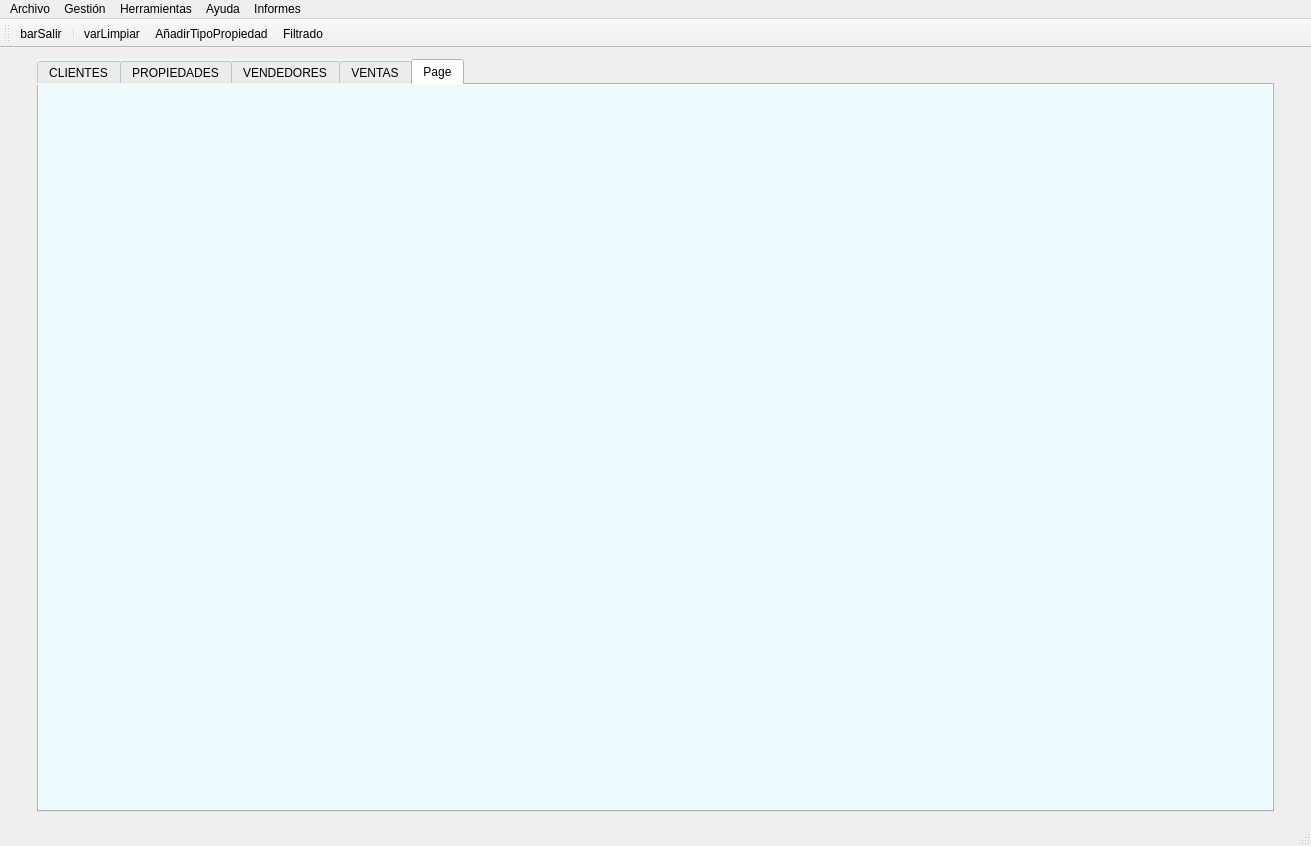
EvanSilva/ProyectoDI-2, file templates/venPrincipal.ui: the form before one commit.
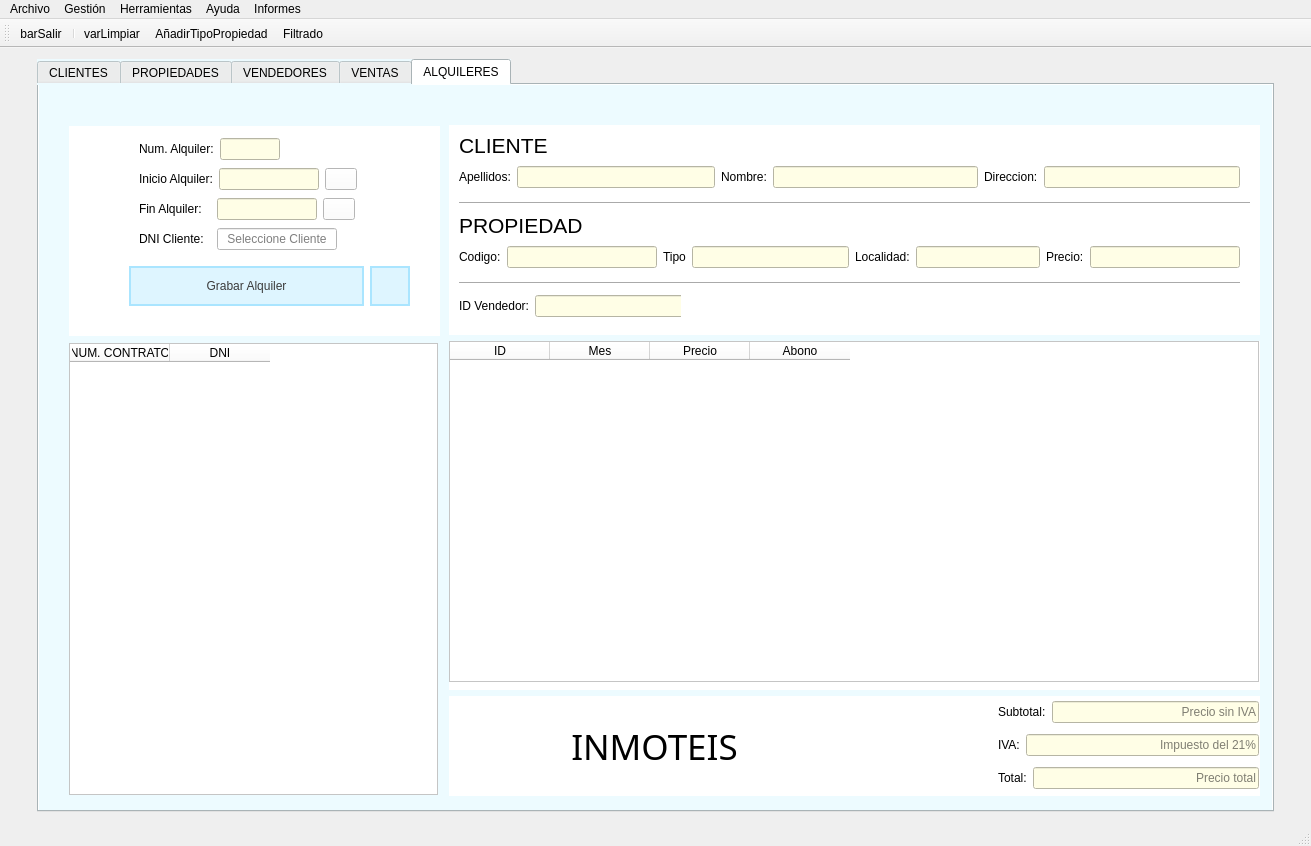
The form after the commit. The open tabs and pages were chosen to show the change. Icons and pictures are not drawn.

Diff of the .ui file:
```diff
--- a/templates/venPrincipal.ui
+++ b/templates/venPrincipal.ui
@@ -3700,8 +3700,1086 @@
       </widget>
       <widget class="QWidget" name="alquileres">
        <attribute name="title">
-        <string>Page</string>
+        <string>ALQUILERES</string>
        </attribute>
+       <widget class="QWidget" name="layoutWidget_2">
+        <property name="geometry">
+         <rect>
+          <x>30</x>
+          <y>40</y>
+          <width>371</width>
+          <height>671</height>
+         </rect>
+        </property>
+        <layout class="QVBoxLayout" name="verticalLayout_6">
+         <item>
+          <widget class="QFrame" name="frame_6">
+           <property name="maximumSize">
+            <size>
+             <width>16777215</width>
+             <height>210</height>
+            </size>
+           </property>
+           <property name="styleSheet">
+            <string notr="true">background-color: rgb(255, 255, 255);</string>
+           </property>
+           <property name="frameShape">
+            <enum>QFrame::NoFrame</enum>
+           </property>
+           <property name="frameShadow">
+            <enum>QFrame::Raised</enum>
+           </property>
+           <widget class="QWidget" name="layoutWidget_4">
+            <property name="geometry">
+             <rect>
+              <x>60</x>
+              <y>130</y>
+              <width>281</width>
+              <height>61</height>
+             </rect>
+            </property>
+            <layout class="QHBoxLayout" name="horizontalLayout_26">
+             <item>
+              <widget class="QPushButton" name="btnGrabarAlquiler">
+               <property name="minimumSize">
+                <size>
+                 <width>0</width>
+                 <height>40</height>
+                </size>
+               </property>
+               <property name="styleSheet">
+                <string notr="true">background-color: rgb(222, 245, 255);
+color: rgb(59, 59, 59);
+border: 2px solid rgb(170, 229, 255); </string>
+               </property>
+               <property name="text">
+                <string>Grabar Alquiler</string>
+               </property>
+              </widget>
+             </item>
+             <item>
+              <widget class="QPushButton" name="btnGenAlq">
+               <property name="minimumSize">
+                <size>
+                 <width>20</width>
+                 <height>40</height>
+                </size>
+               </property>
+               <property name="maximumSize">
+                <size>
+                 <width>40</width>
+                 <height>16777215</height>
+                </size>
+               </property>
+               <property name="autoFillBackground">
+                <bool>false</bool>
+               </property>
+               <property name="styleSheet">
+                <string notr="true">background-color: rgb(222, 245, 255);
+color: rgb(59, 59, 59);
+border: 2px solid rgb(170, 229, 255); </string>
+               </property>
+               <property name="text">
+                <string/>
+               </property>
+               <property name="icon">
+                <iconset>
+                 <normaloff>../img/informe.ico</normaloff>../img/informe.ico</iconset>
+               </property>
+               <property name="checkable">
+                <bool>false</bool>
+               </property>
+               <property name="flat">
+                <bool>false</bool>
+               </property>
+              </widget>
+             </item>
+            </layout>
+           </widget>
+           <widget class="QWidget" name="">
+            <property name="geometry">
+             <rect>
+              <x>70</x>
+              <y>10</y>
+              <width>262</width>
+              <height>116</height>
+             </rect>
+            </property>
+            <layout class="QVBoxLayout" name="verticalLayout_7">
+             <item>
+              <layout class="QHBoxLayout" name="horizontalLayout_23">
+               <item>
+                <widget class="QLabel" name="label_18">
+                 <property name="minimumSize">
+                  <size>
+                   <width>72</width>
+                   <height>0</height>
+                  </size>
+                 </property>
+                 <property name="maximumSize">
+                  <size>
+                   <width>90</width>
+                   <height>16777215</height>
+                  </size>
+                 </property>
+                 <property name="text">
+                  <string>Num. Alquiler:</string>
+                 </property>
+                </widget>
+               </item>
+               <item alignment="Qt::AlignLeft">
+                <widget class="QLineEdit" name="txtNumAlq">
+                 <property name="enabled">
+                  <bool>false</bool>
+                 </property>
+                 <property name="minimumSize">
+                  <size>
+                   <width>60</width>
+                   <height>0</height>
+                  </size>
+                 </property>
+                 <property name="maximumSize">
+                  <size>
+                   <width>60</width>
+                   <height>16777215</height>
+                  </size>
+                 </property>
+                 <property name="styleSheet">
+                  <string notr="true">background-color: rgb(255, 254, 230);</string>
+                 </property>
+                </widget>
+               </item>
+               <item>
+                <spacer name="horizontalSpacer_42">
+                 <property name="orientation">
+                  <enum>Qt::Horizontal</enum>
+                 </property>
+                 <property name="sizeHint" stdset="0">
+                  <size>
+                   <width>40</width>
+                   <height>20</height>
+                  </size>
+                 </property>
+                </spacer>
+               </item>
+              </layout>
+             </item>
+             <item>
+              <layout class="QHBoxLayout" name="horizontalLayout_24">
+               <item alignment="Qt::AlignHCenter">
+                <widget class="QLabel" name="label_19">
+                 <property name="minimumSize">
+                  <size>
+                   <width>72</width>
+                   <height>0</height>
+                  </size>
+                 </property>
+                 <property name="text">
+                  <string>Inicio Alquiler:</string>
+                 </property>
+                </widget>
+               </item>
+               <item>
+                <widget class="QLineEdit" name="txtFechaAlq">
+                 <property name="enabled">
+                  <bool>false</bool>
+                 </property>
+                 <property name="minimumSize">
+                  <size>
+                   <width>100</width>
+                   <height>0</height>
+                  </size>
+                 </property>
+                 <property name="maximumSize">
+                  <size>
+                   <width>100</width>
+                   <height>16777215</height>
+                  </size>
+                 </property>
+                 <property name="styleSheet">
+                  <string notr="true">background-color: rgb(255, 254, 230);</string>
+                 </property>
+                </widget>
+               </item>
+               <item>
+                <widget class="QPushButton" name="btnFechaFac_2">
+                 <property name="maximumSize">
+                  <size>
+                   <width>32</width>
+                   <height>16777215</height>
+                  </size>
+                 </property>
+                 <property name="sizeIncrement">
+                  <size>
+                   <width>32</width>
+                   <height>0</height>
+                  </size>
+                 </property>
+                 <property name="contextMenuPolicy">
+                  <enum>Qt::PreventContextMenu</enum>
+                 </property>
+                 <property name="styleSheet">
+                  <string notr="true">background-color: rgb(255, 255, 255);</string>
+                 </property>
+                 <property name="text">
+                  <string/>
+                 </property>
+                 <property name="icon">
+                  <iconset>
+                   <normaloff>../img/calendar.ico</normaloff>../img/calendar.ico</iconset>
+                 </property>
+                </widget>
+               </item>
+               <item>
+                <spacer name="horizontalSpacer_43">
+                 <property name="orientation">
+                  <enum>Qt::Horizontal</enum>
+                 </property>
+                 <property name="sizeHint" stdset="0">
+                  <size>
+                   <width>40</width>
+                   <height>20</height>
+                  </size>
+                 </property>
+                </spacer>
+               </item>
+              </layout>
+             </item>
+             <item>
+              <layout class="QHBoxLayout" name="horizontalLayout_27">
+               <item alignment="Qt::AlignHCenter">
+                <widget class="QLabel" name="label_21">
+                 <property name="minimumSize">
+                  <size>
+                   <width>72</width>
+                   <height>0</height>
+                  </size>
+                 </property>
+                 <property name="text">
+                  <string>Fin Alquiler:</string>
+                 </property>
+                </widget>
+               </item>
+               <item>
+                <widget class="QLineEdit" name="txtFechaAlq_2">
+                 <property name="enabled">
+                  <bool>false</bool>
+                 </property>
+                 <property name="minimumSize">
+                  <size>
+                   <width>100</width>
+                   <height>0</height>
+                  </size>
+                 </property>
+                 <property name="maximumSize">
+                  <size>
+                   <width>100</width>
+                   <height>16777215</height>
+                  </size>
+                 </property>
+                 <property name="styleSheet">
+                  <string notr="true">background-color: rgb(255, 254, 230);</string>
+                 </property>
+                </widget>
+               </item>
+               <item>
+                <widget class="QPushButton" name="btnFechaFac_3">
+                 <property name="maximumSize">
+                  <size>
+                   <width>32</width>
+                   <height>16777215</height>
+                  </size>
+                 </property>
+                 <property name="sizeIncrement">
+                  <size>
+                   <width>32</width>
+                   <height>0</height>
+                  </size>
+                 </property>
+                 <property name="contextMenuPolicy">
+                  <enum>Qt::PreventContextMenu</enum>
+                 </property>
+                 <property name="styleSheet">
+                  <string notr="true">background-color: rgb(255, 255, 255);</string>
+                 </property>
+                 <property name="text">
+                  <string/>
+                 </property>
+                 <property name="icon">
+                  <iconset>
+                   <normaloff>../img/calendar.ico</normaloff>../img/calendar.ico</iconset>
+                 </property>
+                </widget>
+               </item>
+               <item>
+                <spacer name="horizontalSpacer_45">
+                 <property name="orientation">
+                  <enum>Qt::Horizontal</enum>
+                 </property>
+                 <property name="sizeHint" stdset="0">
+                  <size>
+                   <width>40</width>
+                   <height>20</height>
+                  </size>
+                 </property>
+                </spacer>
+               </item>
+              </layout>
+             </item>
+             <item>
+              <layout class="QHBoxLayout" name="horizontalLayout_25">
+               <item alignment="Qt::AlignHCenter">
+                <widget class="QLabel" name="label_20">
+                 <property name="minimumSize">
+                  <size>
+                   <width>72</width>
+                   <height>0</height>
+                  </size>
+                 </property>
+                 <property name="maximumSize">
+                  <size>
+                   <width>60</width>
+                   <height>16777215</height>
+                  </size>
+                 </property>
+                 <property name="text">
+                  <string>DNI Cliente:</string>
+                 </property>
+                </widget>
+               </item>
+               <item>
+                <widget class="QLineEdit" name="txtDniAlq">
+                 <property name="enabled">
+                  <bool>true</bool>
+                 </property>
+                 <property name="minimumSize">
+                  <size>
+                   <width>120</width>
+                   <height>0</height>
+                  </size>
+                 </property>
+                 <property name="maximumSize">
+                  <size>
+                   <width>100</width>
+                   <height>16777215</height>
+                  </size>
+                 </property>
+                 <property name="toolTip">
+                  <string/>
+                 </property>
+                 <property name="statusTip">
+                  <string/>
+                 </property>
+                 <property name="styleSheet">
+                  <string notr="true">background-color: rgb(255, 255, 255);</string>
+                 </property>
+                 <property name="alignment">
+                  <set>Qt::AlignCenter</set>
+                 </property>
+                 <property name="placeholderText">
+                  <string>Seleccione Cliente</string>
+                 </property>
+                </widget>
+               </item>
+               <item>
+                <spacer name="horizontalSpacer_44">
+                 <property name="orientation">
+                  <enum>Qt::Horizontal</enum>
+                 </property>
+                 <property name="sizeHint" stdset="0">
+                  <size>
+                   <width>40</width>
+                   <height>20</height>
+                  </size>
+                 </property>
+                </spacer>
+               </item>
+              </layout>
+             </item>
+            </layout>
+           </widget>
+          </widget>
+         </item>
+         <item>
+          <widget class="QTableWidget" name="tablaAlquiler">
+           <property name="maximumSize">
+            <size>
+             <width>369</width>
+             <height>452</height>
+            </size>
+           </property>
+           <property name="styleSheet">
+            <string notr="true">background-color: rgb(255, 255, 255);</string>
+           </property>
+           <property name="selectionBehavior">
+            <enum>QAbstractItemView::SelectRows</enum>
+           </property>
+           <attribute name="verticalHeaderVisible">
+            <bool>false</bool>
+           </attribute>
+           <column>
+            <property name="text">
+             <string>NUM. CONTRATO</string>
+            </property>
+           </column>
+           <column>
+            <property name="text">
+             <string>DNI</string>
+            </property>
+           </column>
+          </widget>
+         </item>
+        </layout>
+       </widget>
+       <widget class="QWidget" name="layoutWidget_5">
+        <property name="geometry">
+         <rect>
+          <x>410</x>
+          <y>40</y>
+          <width>811</width>
+          <height>671</height>
+         </rect>
+        </property>
+        <layout class="QVBoxLayout" name="verticalLayout_8">
+         <item>
+          <widget class="QFrame" name="frame_7">
+           <property name="maximumSize">
+            <size>
+             <width>16777215</width>
+             <height>210</height>
+            </size>
+           </property>
+           <property name="styleSheet">
+            <string notr="true">background-color: rgb(255, 255, 255);</string>
+           </property>
+           <property name="frameShape">
+            <enum>QFrame::NoFrame</enum>
+           </property>
+           <property name="frameShadow">
+            <enum>QFrame::Raised</enum>
+           </property>
+           <widget class="QWidget" name="layoutWidget_6">
+            <property name="geometry">
+             <rect>
+              <x>10</x>
+              <y>170</y>
+              <width>222</width>
+              <height>22</height>
+             </rect>
+            </property>
+            <layout class="QHBoxLayout" name="horizontalLayout_29">
+             <item>
+              <widget class="QLabel" name="label_24">
+               <property name="text">
+                <string>ID Vendedor:</string>
+               </property>
+              </widget>
+             </item>
+             <item>
+              <widget class="QLineEdit" name="txtAlqVendedor">
+               <property name="enabled">
+                <bool>false</bool>
+               </property>
+               <property name="minimumSize">
+                <size>
+                 <width>150</width>
+                 <height>0</height>
+                </size>
+               </property>
+               <property name="maximumSize">
+                <size>
+                 <width>250</width>
+                 <height>16777215</height>
+                </size>
+               </property>
+               <property name="styleSheet">
+                <string notr="true">background-color: rgb(255, 254, 230);</string>
+               </property>
+              </widget>
+             </item>
+            </layout>
+           </widget>
+           <widget class="Line" name="line_8">
+            <property name="geometry">
+             <rect>
+              <x>10</x>
+              <y>150</y>
+              <width>781</width>
+              <height>16</height>
+             </rect>
+            </property>
+            <property name="orientation">
+             <enum>Qt::Horizontal</enum>
+            </property>
+           </widget>
+           <widget class="Line" name="line_9">
+            <property name="geometry">
+             <rect>
+              <x>10</x>
+              <y>70</y>
+              <width>791</width>
+              <height>16</height>
+             </rect>
+            </property>
+            <property name="orientation">
+             <enum>Qt::Horizontal</enum>
+            </property>
+           </widget>
+           <widget class="QLabel" name="label_25">
+            <property name="geometry">
+             <rect>
+              <x>10</x>
+              <y>90</y>
+              <width>131</width>
+              <height>21</height>
+             </rect>
+            </property>
+            <property name="font">
+             <font>
+              <family>MS Shell Dlg 2</family>
+              <pointsize>16</pointsize>
+             </font>
+            </property>
+            <property name="text">
+             <string>PROPIEDAD</string>
+            </property>
+           </widget>
+           <widget class="QLabel" name="label_26">
+            <property name="geometry">
+             <rect>
+              <x>10</x>
+              <y>10</y>
+              <width>91</width>
+              <height>21</height>
+             </rect>
+            </property>
+            <property name="font">
+             <font>
+              <family>MS Shell Dlg 2</family>
+              <pointsize>16</pointsize>
+             </font>
+            </property>
+            <property name="text">
+             <string>CLIENTE</string>
+            </property>
+           </widget>
+           <widget class="QWidget" name="layoutWidget_7">
+            <property name="geometry">
+             <rect>
+              <x>10</x>
+              <y>40</y>
+              <width>781</width>
+              <height>24</height>
+             </rect>
+            </property>
+            <layout class="QHBoxLayout" name="horizontalLayout_30">
+             <item>
+              <layout class="QHBoxLayout" name="horizontalLayout_31">
+               <item>
+                <widget class="QLabel" name="label_27">
+                 <property name="text">
+                  <string>Apellidos:</string>
+                 </property>
+                </widget>
+               </item>
+               <item>
+                <widget class="QLineEdit" name="txtAlqApel">
+                 <property name="enabled">
+                  <bool>false</bool>
+                 </property>
+                 <property name="minimumSize">
+                  <size>
+                   <width>150</width>
+                   <height>0</height>
+                  </size>
+                 </property>
+                 <property name="maximumSize">
+                  <size>
+                   <width>250</width>
+                   <height>16777215</height>
+                  </size>
+                 </property>
+                 <property name="styleSheet">
+                  <string notr="true">background-color: rgb(255, 254, 230);</string>
+                 </property>
+                </widget>
+               </item>
+              </layout>
+             </item>
+             <item>
+              <layout class="QHBoxLayout" name="horizontalLayout_32">
+               <item>
+                <widget class="QLabel" name="label_28">
+                 <property name="text">
+                  <string>Nombre:</string>
+                 </property>
+                </widget>
+               </item>
+               <item>
+                <widget class="QLineEdit" name="txtAlqNombre">
+                 <property name="enabled">
+                  <bool>false</bool>
+                 </property>
+                 <property name="minimumSize">
+                  <size>
+                   <width>150</width>
+                   <height>0</height>
+                  </size>
+                 </property>
+                 <property name="maximumSize">
+                  <size>
+                   <width>250</width>
+                   <height>16777215</height>
+                  </size>
+                 </property>
+                 <property name="styleSheet">
+                  <string notr="true">background-color: rgb(255, 254, 230);</string>
+                 </property>
+                </widget>
+               </item>
+              </layout>
+             </item>
+             <item>
+              <layout class="QHBoxLayout" name="horizontalLayout_33">
+               <item>
+                <widget class="QLabel" name="label_29">
+                 <property name="text">
+                  <string>Direccion:</string>
+                 </property>
+                </widget>
+               </item>
+               <item>
+                <widget class="QLineEdit" name="txtAlqDir">
+                 <property name="enabled">
+                  <bool>false</bool>
+                 </property>
+                 <property name="minimumSize">
+                  <size>
+                   <width>150</width>
+                   <height>0</height>
+                  </size>
+                 </property>
+                 <property name="maximumSize">
+                  <size>
+                   <width>250</width>
+                   <height>16777215</height>
+                  </size>
+                 </property>
+                 <property name="styleSheet">
+                  <string notr="true">background-color: rgb(255, 254, 230);</string>
+                 </property>
+                 <property name="text">
+                  <string/>
+                 </property>
+                </widget>
+               </item>
+              </layout>
+             </item>
+            </layout>
+           </widget>
+           <widget class="QWidget" name="layoutWidget_8">
+            <property name="geometry">
+             <rect>
+              <x>10</x>
+              <y>120</y>
+              <width>781</width>
+              <height>24</height>
+             </rect>
+            </property>
+            <layout class="QHBoxLayout" name="horizontalLayout_34">
+             <item>
+              <layout class="QHBoxLayout" name="horizontalLayout_35">
+               <item>
+                <widget class="QLabel" name="label_30">
+                 <property name="text">
+                  <string>Codigo:</string>
+                 </property>
+                </widget>
+               </item>
+               <item>
+                <widget class="QLineEdit" name="txtAlqCodigo">
+                 <property name="enabled">
+                  <bool>false</bool>
+                 </property>
+                 <property name="minimumSize">
+                  <size>
+                   <width>150</width>
+                   <height>0</height>
+                  </size>
+                 </property>
+                 <property name="maximumSize">
+                  <size>
+                   <width>250</width>
+                   <height>16777215</height>
+                  </size>
+                 </property>
+                 <property name="styleSheet">
+                  <string notr="true">background-color: rgb(255, 254, 230);</string>
+                 </property>
+                </widget>
+               </item>
+              </layout>
+             </item>
+             <item>
+              <layout class="QHBoxLayout" name="horizontalLayout_36">
+               <item>
+                <widget class="QLabel" name="label_31">
+                 <property name="text">
+                  <string>Tipo</string>
+                 </property>
+                </widget>
+               </item>
+               <item>
+                <widget class="QLineEdit" name="txtAlqTipo">
+                 <property name="enabled">
+                  <bool>false</bool>
+                 </property>
+                 <property name="minimumSize">
+                  <size>
+                   <width>150</width>
+                   <height>0</height>
+                  </size>
+                 </property>
+                 <property name="maximumSize">
+                  <size>
+                   <width>250</width>
+                   <height>16777215</height>
+                  </size>
+                 </property>
+                 <property name="styleSheet">
+                  <string notr="true">background-color: rgb(255, 254, 230);</string>
+                 </property>
+                </widget>
+               </item>
+              </layout>
+             </item>
+             <item>
+              <layout class="QHBoxLayout" name="horizontalLayout_37">
+               <item>
+                <widget class="QLabel" name="label_32">
+                 <property name="text">
+                  <string>Localidad:</string>
+                 </property>
+                </widget>
+               </item>
+               <item>
+                <widget class="QLineEdit" name="txtAlqLocalidad">
+                 <property name="enabled">
+                  <bool>false</bool>
+                 </property>
+                 <property name="minimumSize">
+                  <size>
+                   <width>100</width>
+                   <height>0</height>
+                  </size>
+                 </property>
+                 <property name="maximumSize">
+                  <size>
+                   <width>250</width>
+                   <height>16777215</height>
+                  </size>
+                 </property>
+                 <property name="styleSheet">
+                  <string notr="true">background-color: rgb(255, 254, 230);</string>
+                 </property>
+                </widget>
+               </item>
+              </layout>
+             </item>
+             <item>
+              <layout class="QHBoxLayout" name="horizontalLayout_38">
+               <item>
+                <widget class="QLabel" name="label_33">
+                 <property name="text">
+                  <string>Precio:</string>
+                 </property>
+                </widget>
+               </item>
+               <item>
+                <widget class="QLineEdit" name="txtAlqPrecio">
+                 <property name="enabled">
+                  <bool>false</bool>
+                 </property>
+                 <property name="minimumSize">
+                  <size>
+                   <width>150</width>
+                   <height>0</height>
+                  </size>
+                 </property>
+                 <property name="maximumSize">
+                  <size>
+                   <width>250</width>
+                   <height>16777215</height>
+                  </size>
+                 </property>
+                 <property name="styleSheet">
+                  <string notr="true">background-color: rgb(255, 254, 230);</string>
+                 </property>
+                </widget>
+               </item>
+              </layout>
+             </item>
+            </layout>
+           </widget>
+          </widget>
+         </item>
+         <item>
+          <widget class="QFrame" name="frame_8">
+           <property name="styleSheet">
+            <string notr="true">background-color: rgb(255, 255, 255);</string>
+           </property>
+           <property name="frameShape">
+            <enum>QFrame::NoFrame</enum>
+           </property>
+           <property name="frameShadow">
+            <enum>QFrame::Raised</enum>
+           </property>
+           <widget class="QTableWidget" name="tablaAlquileres">
+            <property name="geometry">
+             <rect>
+              <x>0</x>
+              <y>0</y>
+              <width>810</width>
+              <height>341</height>
+             </rect>
+            </property>
+            <property name="minimumSize">
+             <size>
+              <width>810</width>
+              <height>0</height>
+             </size>
+            </property>
+            <property name="maximumSize">
+             <size>
+              <width>810</width>
+              <height>452</height>
+             </size>
+            </property>
+            <property name="styleSheet">
+             <string notr="true">background-color: rgb(255, 255, 255);</string>
+            </property>
+            <property name="selectionBehavior">
+             <enum>QAbstractItemView::SelectRows</enum>
+            </property>
+            <attribute name="verticalHeaderVisible">
+             <bool>false</bool>
+            </attribute>
+            <column>
+             <property name="text">
+              <string>ID</string>
+             </property>
+            </column>
+            <column>
+             <property name="text">
+              <string>Mes</string>
+             </property>
+            </column>
+            <column>
+             <property name="text">
+              <string>Precio</string>
+             </property>
+            </column>
+            <column>
+             <property name="text">
+              <string>Abono</string>
+             </property>
+            </column>
+           </widget>
+          </widget>
+         </item>
+         <item>
+          <widget class="QFrame" name="frame_9">
+           <property name="maximumSize">
+            <size>
+             <width>16777215</width>
+             <height>100</height>
+            </size>
+           </property>
+           <property name="styleSheet">
+            <string notr="true">background-color: rgb(255, 255, 255);</string>
+           </property>
+           <property name="frameShape">
+            <enum>QFrame::NoFrame</enum>
+           </property>
+           <property name="frameShadow">
+            <enum>QFrame::Raised</enum>
+           </property>
+           <widget class="QLabel" name="label_34">
+            <property name="geometry">
+             <rect>
+              <x>10</x>
+              <y>0</y>
+              <width>91</width>
+              <height>91</height>
+             </rect>
+            </property>
+            <property name="text">
+             <string/>
+            </property>
+            <property name="pixmap">
+             <pixmap>../img/inmoteis.ico</pixmap>
+            </property>
+            <property name="scaledContents">
+             <bool>true</bool>
+            </property>
+           </widget>
+           <widget class="QLabel" name="lblTerms1_2">
+            <property name="geometry">
+             <rect>
+              <x>110</x>
+              <y>20</y>
+              <width>191</width>
+              <height>61</height>
+             </rect>
+            </property>
+            <property name="font">
+             <font>
+              <family>Imprint MT Shadow</family>
+              <pointsize>26</pointsize>
+              <weight>50</weight>
+              <bold>false</bold>
+             </font>
+            </property>
+            <property name="text">
+             <string>INMOTEIS</string>
+            </property>
+            <property name="alignment">
+             <set>Qt::AlignCenter</set>
+            </property>
+           </widget>
+           <widget class="QWidget" name="layoutWidget_9">
+            <property name="geometry">
+             <rect>
+              <x>549</x>
+              <y>0</y>
+              <width>261</width>
+              <height>101</height>
+             </rect>
+            </property>
+            <layout class="QVBoxLayout" name="verticalLayout_9">
+             <item>
+              <layout class="QHBoxLayout" name="horizontalLayout_39">
+               <item>
+                <widget class="QLabel" name="label_35">
+                 <property name="text">
+                  <string>Subtotal:</string>
+                 </property>
+                </widget>
+               </item>
+               <item>
+                <widget class="QLineEdit" name="txtFacSubtotal_2">
+                 <property name="enabled">
+                  <bool>false</bool>
+                 </property>
+                 <property name="minimumSize">
+                  <size>
+                   <width>150</width>
+                   <height>0</height>
+                  </size>
+                 </property>
+                 <property name="maximumSize">
+                  <size>
+                   <width>250</width>
+                   <height>16777215</height>
+                  </size>
+                 </property>
+                 <property name="styleSheet">
+                  <string notr="true">background-color: rgb(255, 254, 230);</string>
+                 </property>
+                 <property name="alignment">
+                  <set>Qt::AlignRight|Qt::AlignTrailing|Qt::AlignVCenter</set>
+                 </property>
+                 <property name="placeholderText">
+                  <string>Precio sin IVA</string>
+                 </property>
+                </widget>
+               </item>
+              </layout>
+             </item>
+             <item>
+              <layout class="QHBoxLayout" name="horizontalLayout_40">
+               <item>
+                <widget class="QLabel" name="label_36">
+                 <property name="text">
+                  <string>IVA:</string>
+                 </property>
+                </widget>
+               </item>
+               <item>
+                <widget class="QLineEdit" name="txtFacIVA_2">
+                 <property name="enabled">
+                  <bool>false</bool>
+                 </property>
+                 <property name="minimumSize">
+                  <size>
+                   <width>150</width>
+                   <height>0</height>
+                  </size>
+                 </property>
+                 <property name="maximumSize">
+                  <size>
+                   <width>250</width>
+                   <height>16777215</height>
+                  </size>
+                 </property>
+                 <property name="styleSheet">
+                  <string notr="true">background-color: rgb(255, 254, 230);</string>
+                 </property>
+                 <property name="alignment">
+                  <set>Qt::AlignRight|Qt::AlignTrailing|Qt::AlignVCenter</set>
+                 </property>
+                 <property name="placeholderText">
+                  <string>Impuesto del 21%</string>
+                 </property>
+                </widget>
+               </item>
+              </layout>
+             </item>
+             <item>
+              <layout class="QHBoxLayout" name="horizontalLayout_41">
+               <item>
+                <widget class="QLabel" name="label_37">
+                 <property name="text">
+                  <string>Total:</string>
+                 </property>
+                </widget>
+               </item>
+               <item>
+                <widget class="QLineEdit" name="txtFacTotal_2">
+                 <property name="enabled">
+                  <bool>false</bool>
+                 </property>
+                 <property name="minimumSize">
+                  <size>
+                   <width>150</width>
+                   <height>0</height>
+                  </size>
+                 </property>
+                 <property name="maximumSize">
+                  <size>
+                   <width>250</width>
+                   <height>16777215</height>
+                  </size>
+                 </property>
+                 <property name="styleSheet">
+                  <string notr="true">background-color: rgb(255, 254, 230);</string>
+                 </property>
+                 <property name="alignment">
+                  <set>Qt::AlignRight|Qt::AlignTrailing|Qt::AlignVCenter</set>
+                 </property>
+                 <property name="placeholderText">
+                  <string>Precio total</string>
+                 </property>
+                </widget>
+               </item>
+              </layout>
+             </item>
+            </layout>
+           </widget>
+          </widget>
+         </item>
+        </layout>
+       </widget>
       </widget>
      </widget>
     </item>
```
Left out of the diff: 30 changed lines with no effect on the pictures.
